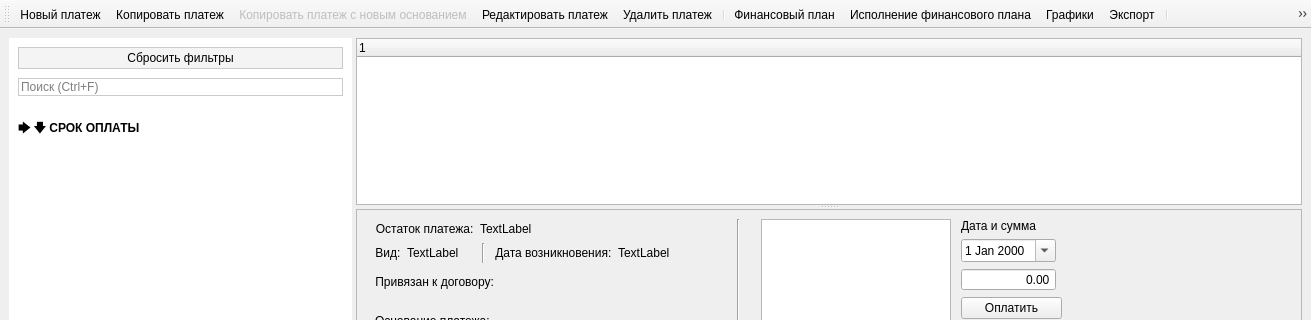
Above: designer/ui/mainwindow.ui from Aleee/FinanceCalender before the change; both pictures show x 0 to 1311 and y 0 to 320 of the 1311 by 750 pixel window. Below: the same form after it.
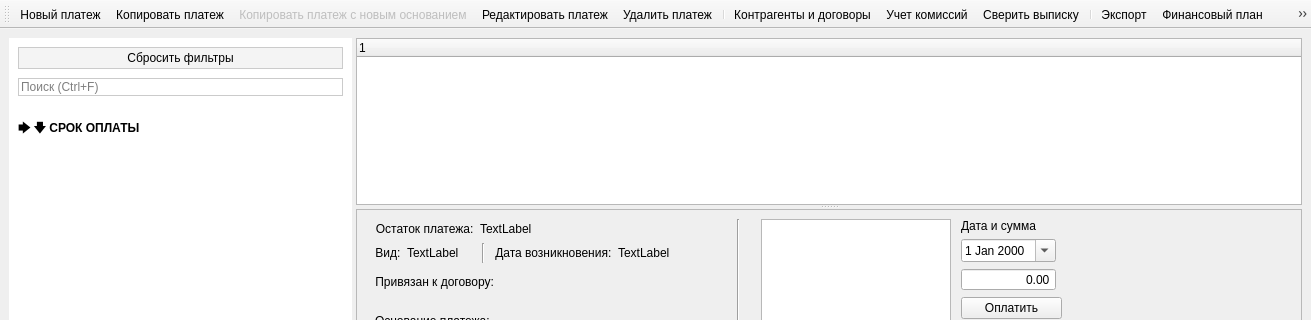
That is the form after the change. Icons and pictures are not drawn. Custom widgets are drawn as their Qt base class.

Patch:
```diff
--- a/designer/ui/mainwindow.ui
+++ b/designer/ui/mainwindow.ui
@@ -807,15 +807,15 @@
    <addaction name="act_edit"/>
    <addaction name="act_delete"/>
    <addaction name="separator"/>
-   <addaction name="act_finplan"/>
-   <addaction name="act_fulfillment"/>
-   <addaction name="act_chart"/>
-   <addaction name="act_export"/>
-   <addaction name="separator"/>
    <addaction name="act_contracts"/>
    <addaction name="act_fees"/>
    <addaction name="act_matching"/>
    <addaction name="separator"/>
+   <addaction name="act_export"/>
+   <addaction name="act_finplan"/>
+   <addaction name="act_fulfillment"/>
+   <addaction name="act_chart"/>
+   <addaction name="separator"/>
    <addaction name="act_featured"/>
    <addaction name="act_toggleheaders"/>
    <addaction name="act_togglefooters"/>
```
